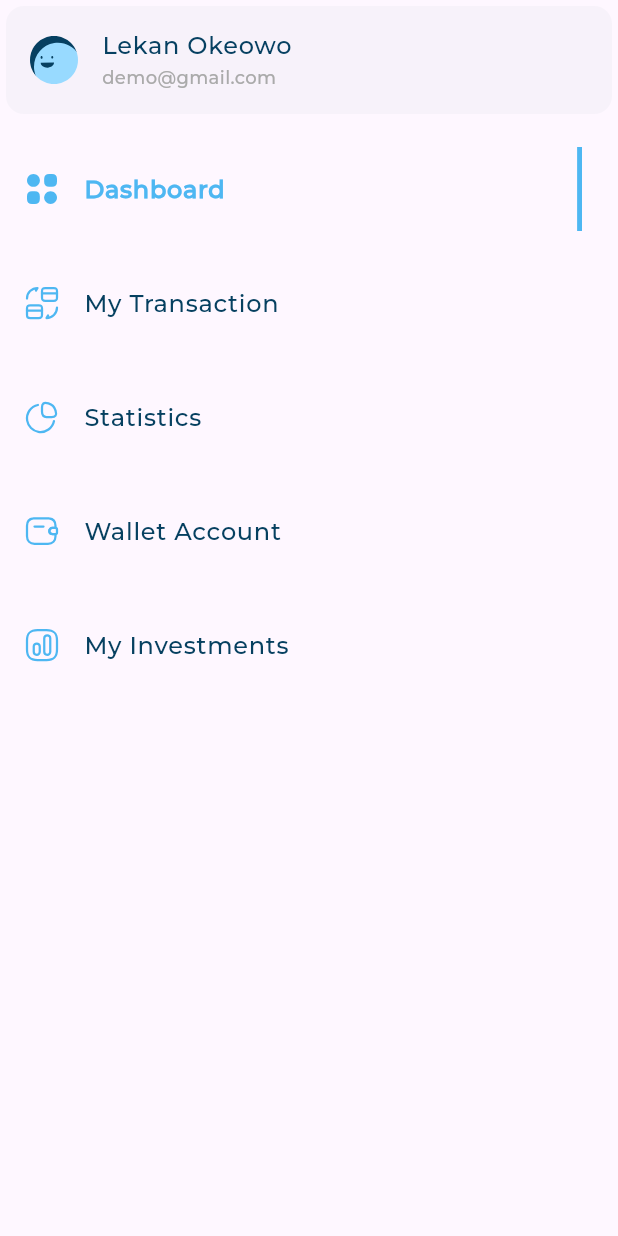
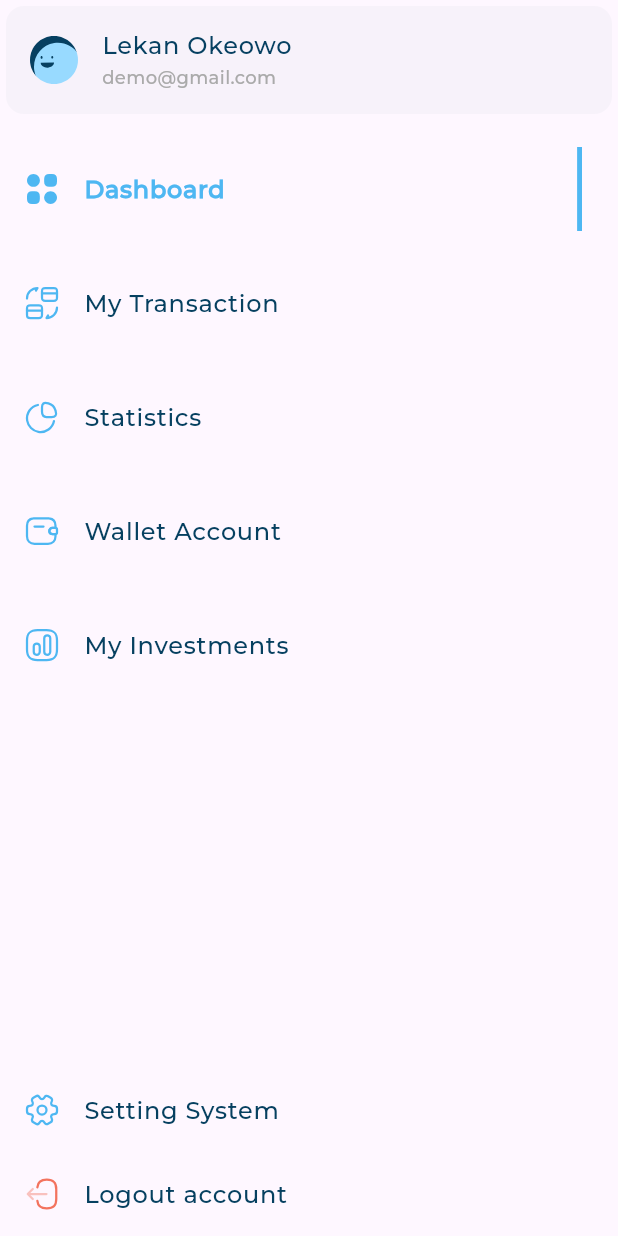
Before and after one commit to amgadelmarghny/responsive_dash_board, a Flutter app: the CustomDrawer widget shown alone on an empty page, opened directly, on a phone screen of 412 x 824 dp. Run offline on Flutter 3.47's test engine with Material 3 defaults, Android fonts, the phone set to English and light mode, and no system bars; our stand-ins replace flutter_svg; project files that could hold a hidden picture were left out.

Commit message:
finish custom drawer ui

```diff
--- a/lib/views/dash_board_view.dart
+++ b/lib/views/dash_board_view.dart
@@ -8,6 +8,7 @@ class DashBoardView extends StatelessWidget {
   @override
   Widget build(BuildContext context) {
     return Scaffold(
+      backgroundColor: const Color(0xffF7F9FA),
       body: CustomLayoutBuilder(
         mobileLayout: (context) => const SizedBox(),
         tabletLayout: (context) => const SizedBox(),
--- a/lib/widgets/custom_drawer.dart
+++ b/lib/widgets/custom_drawer.dart
@@ -33,6 +33,25 @@ class CustomDrawer extends StatelessWidget {
             ),
           ),
           DrawerItemsListView(),
+          SliverFillRemaining(
+            hasScrollBody: false,
+            child: Column(children: [
+            Expanded(
+              child: SizedBox(),
+            ),
+            DrawerItem(drawerItemModel:
+             DrawerItemModel(
+              image: Assets.imagesSettings,
+               title: 'Setting System',),
+               ),
+            DrawerItem(drawerItemModel:
+             DrawerItemModel(
+              image: Assets.imagesLogout,
+               title: 'Logout account',),
+              ),
+             ],
+            ),
+          )
         ],
       ),
     );
--- a/lib/widgets/desktop_layout.dart
+++ b/lib/widgets/desktop_layout.dart
@@ -10,7 +10,7 @@ class DesktopLayout extends StatelessWidget {
       children: [
         Expanded(
           child: CustomDrawer(),
-        )
+        ),
       ],
     );
   }
--- a/lib/widgets/drawer_item.dart
+++ b/lib/widgets/drawer_item.dart
@@ -7,10 +7,11 @@ class DrawerItem extends StatelessWidget {
   const DrawerItem({
     super.key,
     required this.drawerItemModel,
-    required this.isActive,
+    this.isActive = false,
   });
+
   final DrawerItemModel drawerItemModel;
-  final bool isActive;
+  final bool isActive ;
   @override
   Widget build(BuildContext context) {
     return ListTile(
```
